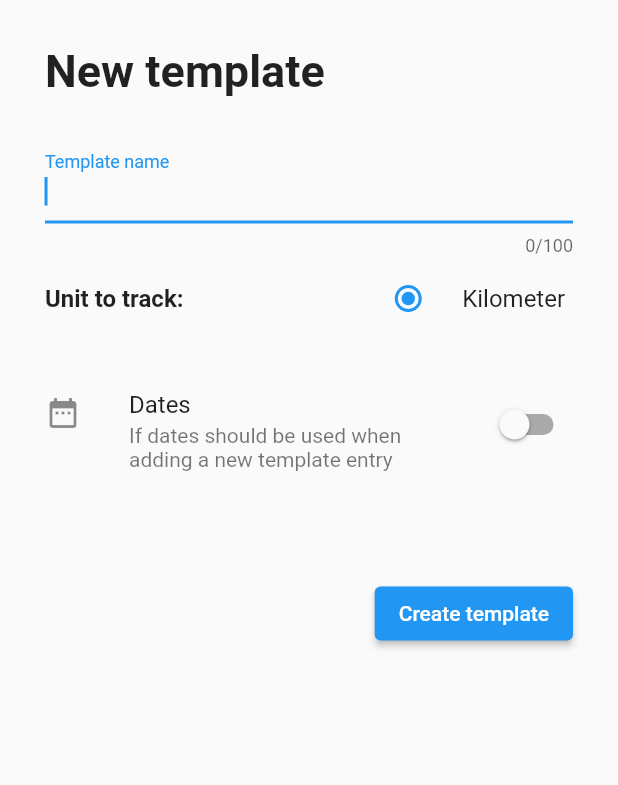
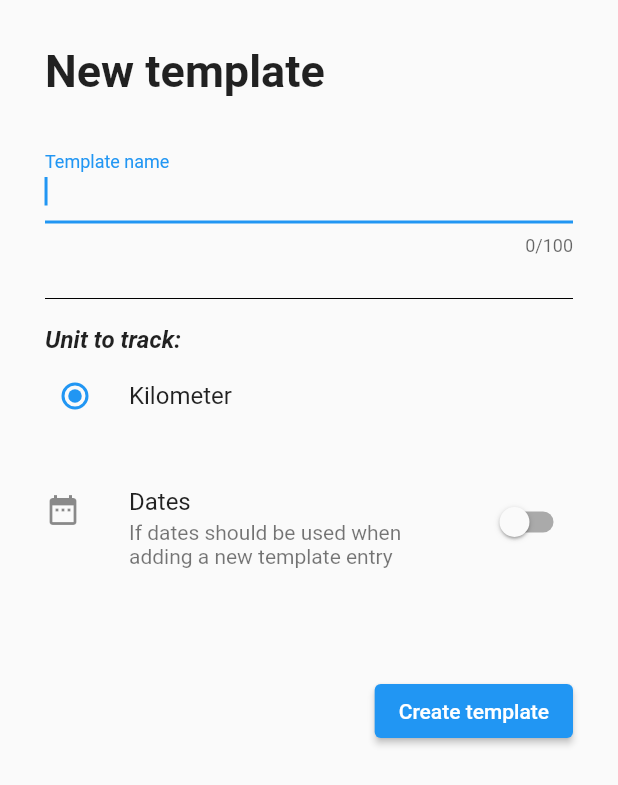
Before and after one commit to jerryy33/TaskHelper, a Flutter app: the TemplateCreationScreen widget shown alone on an empty page, opened directly, on a phone screen of 412 x 824 dp. Shown: the top 785 px of the screen. Run offline on Flutter 3.47's test engine with Material 2 defaults, Android fonts, the phone set to English and light mode, and no system bars; our stand-ins replace cloud_firestore, firebase_core, syncfusion_flutter_charts; accounts and stored records are empty.

Commit message:
added dividers to lists

```diff
--- a/lib/settings/settings.dart
+++ b/lib/settings/settings.dart
@@ -8,7 +8,9 @@ class SettingsScreen extends StatelessWidget {
   @override
   Widget build(BuildContext context) {
     return ListView(
-      children: <Widget>[
+        children: ListTile.divideTiles(
+      context: context,
+      tiles: [
         ListTile(
           title: const Text(Strings.about),
           onTap: () => print(''),
@@ -26,6 +28,6 @@ class SettingsScreen extends StatelessWidget {
           onTap: () => print(''),
         ),
       ],
-    );
+    ).toList());
   }
 }
--- a/lib/template_creation/create_template.dart
+++ b/lib/template_creation/create_template.dart
@@ -44,13 +44,28 @@ class _TemplateCreationScreenState extends State<TemplateCreationScreen> {
                 ),
               ],
             ),
+            Padding(
+              padding: const EdgeInsets.only(top: 20.0),
+              child: Column(
+                children: [
+                  const Padding(
+                    padding: EdgeInsets.only(bottom: 10),
+                    child: Divider(color: Colors.black),
+                  ),
+                  Row(children: const [
+                    Text(
+                      Strings.unitToTrack,
+                      style: TextStyle(
+                          fontWeight: FontWeight.bold,
+                          fontStyle: FontStyle.italic,
+                          fontSize: 16),
+                    ),
+                  ]),
+                ],
+              ),
+            ),
             Row(
               children: [
-                const Text(
-                  Strings.unitToTrack,
-                  style: TextStyle(fontWeight: FontWeight.bold, fontSize: 16),
-                ),
-                const Spacer(),
                 Expanded(
                   child: RadioListTile<TrackableUnits>(
                     contentPadding: const EdgeInsets.all(0),
```
